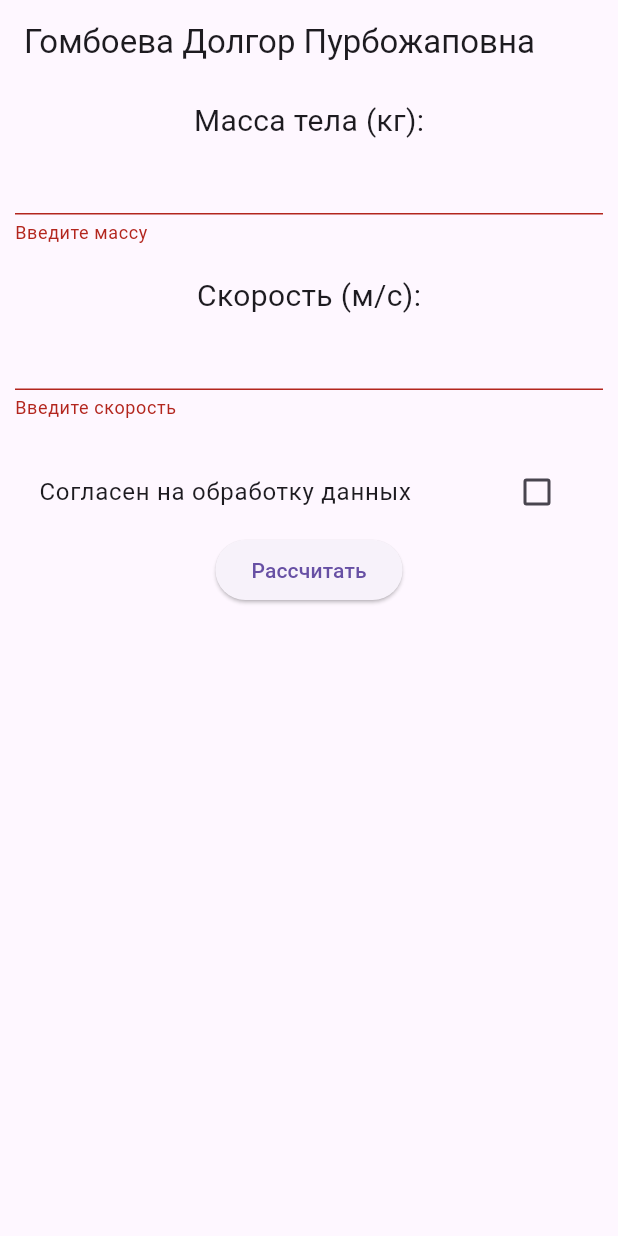
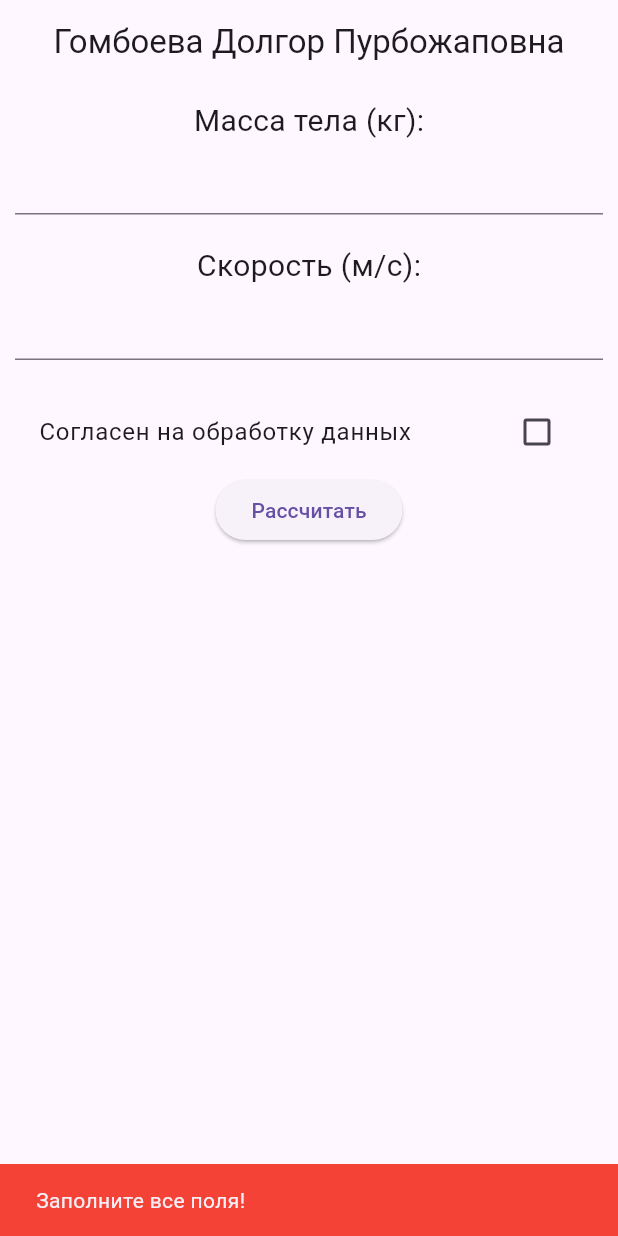
Before and after one commit to 00gomboevaa00-hash/kinetic_energy, a Flutter app: the screen it shows after launch, after a tap on "Рассчитать", on a phone screen of 412 x 824 dp. Run offline on Flutter 3.47's test engine with Material 3 defaults, Android fonts, the phone set to English and light mode, and no system bars; our stand-ins replace flutter_bloc.

Commit message:
лабораторная 4

```diff
--- a/lib/main.dart
+++ b/lib/main.dart
@@ -1,4 +1,5 @@
 import 'package:flutter/material.dart';
+import 'screens/main_screen_provider.dart';
 
 void main() {
   runApp(const MyApp());
@@ -10,149 +11,9 @@ class MyApp extends StatelessWidget {
   @override
   Widget build(BuildContext context) {
     return MaterialApp(
-      title: 'Кинетическая энергия',
-      home: const FirstScreen(),
+      title: 'Кинетическая энергия (Cubit)',
+      debugShowCheckedModeBanner: false,
+      home: const MainScreenProvider(),
     );
   }
 }
-
-// ==================== ПЕРВЫЙ ЭКРАН ====================
-class FirstScreen extends StatefulWidget {
-  const FirstScreen({super.key});
-
-  @override
-  State<FirstScreen> createState() => _FirstScreenState();
-}
-
-class _FirstScreenState extends State<FirstScreen> {
-  final _formKey = GlobalKey<FormState>();
-  final _massController = TextEditingController();
-  final _velocityController = TextEditingController();
-  bool _agreement = false;
-
-  @override
-  void dispose() {
-    _massController.dispose();
-    _velocityController.dispose();
-    super.dispose();
-  }
-
-  @override
-  Widget build(BuildContext context) {
-    return Scaffold(
-      appBar: AppBar(
-        title: const Text('Гомбоева Долгор Пурбожаповна'), // Замените на своё ФИО
-      ),
-      body: Container(
-        padding: const EdgeInsets.all(10.0),
-        child: Form(
-          key: _formKey,
-          child: Column(
-            children: <Widget>[
-              const Text(
-                'Масса тела (кг):',
-                style: TextStyle(fontSize: 20.0),
-              ),
-              TextFormField(
-                controller: _massController,
-                keyboardType: TextInputType.number,
-                validator: (value) {
-                  if (value!.isEmpty) return 'Введите массу';
-                  if (double.tryParse(value) == null) return 'Введите число';
-                  if (double.parse(value) <= 0) return 'Масса > 0';
-                  return null;
-                },
-              ),
-              const SizedBox(height: 20.0),
-
-              const Text(
-                'Скорость (м/с):',
-                style: TextStyle(fontSize: 20.0),
-              ),
-              TextFormField(
-                controller: _velocityController,
-                keyboardType: TextInputType.number,
-                validator: (value) {
-                  if (value!.isEmpty) return 'Введите скорость';
-                  if (double.tryParse(value) == null) return 'Введите число';
-                  return null;
-                },
-              ),
-              const SizedBox(height: 20.0),
-
-              CheckboxListTile(
-                value: _agreement,
-                title: const Text('Согласен на обработку данных'),
-                onChanged: (bool? value) {
-                  setState(() {
-                    _agreement = value!;
-                  });
-                },
-              ),
-
-              ElevatedButton(
-                onPressed: () {
-                  if (_formKey.currentState!.validate()) {
-                    if (!_agreement) {
-                      ScaffoldMessenger.of(context).showSnackBar(
-                        const SnackBar(
-                          content: Text('Поставьте галочку согласия'),
-                        ),
-                      );
-                      return;
-                    }
-                    Navigator.push(
-                      context,
-                      MaterialPageRoute(
-                        builder: (context) => SecondScreen(
-                          mass: double.parse(_massController.text),
-                          velocity: double.parse(_velocityController.text),
-                        ),
-                      ),
-                    );
-                  }
-                },
-                child: const Text('Рассчитать'),
-              ),
-            ],
-          ),
-        ),
-      ),
-    );
-  }
-}
-
-// ==================== ВТОРОЙ ЭКРАН ====================
-class SecondScreen extends StatelessWidget {
-  final double mass;
-  final double velocity;
-
-  const SecondScreen({super.key, required this.mass, required this.velocity});
-
-  @override
-  Widget build(BuildContext context) {
-    double energy = (mass * velocity * velocity) / 2;
-
-    return Scaffold(
-      appBar: AppBar(title: const Text('Результат')),
-      body: Container(
-        padding: const EdgeInsets.all(10.0),
-        child: Column(
-          children: <Widget>[
-            Text(
-              'Кинетическая энергия: $energy Дж',
-              style: const TextStyle(fontSize: 20.0),
-            ),
-            const SizedBox(height: 20.0),
-            ElevatedButton(
-              onPressed: () {
-                Navigator.pop(context);
-              },
-              child: const Text('Назад'),
-            ),
-          ],
-        ),
-      ),
-    );
-  }
-}
--- /dev/null
+++ b/lib/screens/cubit/main_screen_cubit.dart
@@ -0,0 +1,47 @@
+import 'package:flutter_bloc/flutter_bloc.dart';
+import 'main_screen_state.dart';
+
+class MainScreenCubit extends Cubit<MainScreenState> {
+  MainScreenCubit() : super(MainScreenInitialState());
+
+  void calculateEnergy({
+    required String massStr,
+    required String velocityStr,
+    required bool agreement,
+  }) {
+    if (massStr.isEmpty || velocityStr.isEmpty) {
+      emit(MainScreenErrorState('Заполните все поля!'));
+      return;
+    }
+
+    if (!agreement) {
+      emit(MainScreenErrorState('Поставьте галочку согласия!'));
+      return;
+    }
+
+    double? mass = double.tryParse(massStr);
+    double? velocity = double.tryParse(velocityStr);
+
+    if (mass == null || velocity == null) {
+      emit(MainScreenErrorState('Введите корректные числа!'));
+      return;
+    }
+
+    if (mass <= 0) {
+      emit(MainScreenErrorState('Масса должна быть больше 0!'));
+      return;
+    }
+
+    double energy = (mass * velocity * velocity) / 2;
+
+    emit(MainScreenResultState(
+      mass: mass,
+      velocity: velocity,
+      energy: energy,
+    ));
+  }
+
+  void reset() {
+    emit(MainScreenInitialState());
+  }
+}
--- /dev/null
+++ b/lib/screens/cubit/main_screen_state.dart
@@ -0,0 +1,20 @@
+abstract class MainScreenState {}
+
+class MainScreenInitialState extends MainScreenState {}
+
+class MainScreenResultState extends MainScreenState {
+  final double mass;
+  final double velocity;
+  final double energy;
+
+  MainScreenResultState({
+    required this.mass,
+    required this.velocity,
+    required this.energy,
+  });
+}
+
+class MainScreenErrorState extends MainScreenState {
+  final String message;
+  MainScreenErrorState(this.message);
+}
--- /dev/null
+++ b/lib/screens/main_screen.dart
@@ -0,0 +1,110 @@
+import 'package:flutter/material.dart';
+import 'package:flutter_bloc/flutter_bloc.dart';
+import 'cubit/main_screen_cubit.dart';
+import 'cubit/main_screen_state.dart';
+
+class MainScreen extends StatefulWidget {
+  const MainScreen({super.key});
+
+  @override
+  State<MainScreen> createState() => _MainScreenState();
+}
+
+class _MainScreenState extends State<MainScreen> {
+  final _massController = TextEditingController();
+  final _velocityController = TextEditingController();
+  bool _agreement = false;
+
+  @override
+  void dispose() {
+    _massController.dispose();
+    _velocityController.dispose();
+    super.dispose();
+  }
+
+  @override
+  Widget build(BuildContext context) {
+    return Scaffold(
+      appBar: AppBar(
+        title: const Text('Гомбоева Долгор Пурбожаповна'), // Замени на свое ФИО
+        centerTitle: true,
+      ),
+      body: BlocConsumer<MainScreenCubit, MainScreenState>(
+        listener: (context, state) {
+          if (state is MainScreenErrorState) {
+            ScaffoldMessenger.of(context).showSnackBar(
+              SnackBar(content: Text(state.message), backgroundColor: Colors.red),
+            );
+          }
+        },
+        builder: (context, state) {
+          if (state is MainScreenResultState) {
+            return _buildResultScreen(context, state);
+          }
+          return _buildInputForm(context);
+        },
+      ),
+    );
+  }
+
+  Widget _buildInputForm(BuildContext context) {
+    return Container(
+      padding: const EdgeInsets.all(10.0),
+      child: Column(
+        children: <Widget>[
+          const Text('Масса тела (кг):', style: TextStyle(fontSize: 20.0)),
+          TextFormField(controller: _massController, keyboardType: TextInputType.number),
+          const SizedBox(height: 20.0),
+          const Text('Скорость (м/с):', style: TextStyle(fontSize: 20.0)),
+          TextFormField(controller: _velocityController, keyboardType: TextInputType.number),
+          const SizedBox(height: 20.0),
+          CheckboxListTile(
+            value: _agreement,
+            title: const Text('Согласен на обработку данных'),
+            onChanged: (bool? value) {
+              setState(() { _agreement = value!; });
+            },
+          ),
+          ElevatedButton(
+            onPressed: () {
+              context.read<MainScreenCubit>().calculateEnergy(
+                massStr: _massController.text,
+                velocityStr: _velocityController.text,
+                agreement: _agreement,
+              );
+            },
+            child: const Text('Рассчитать'),
+          ),
+        ],
+      ),
+    );
+  }
+
+  Widget _buildResultScreen(BuildContext context, MainScreenResultState state) {
+    return Container(
+      padding: const EdgeInsets.all(10.0),
+      child: Column(
+        mainAxisAlignment: MainAxisAlignment.center,
+        children: <Widget>[
+          Text(
+            'Кинетическая энергия: ${state.energy.toStringAsFixed(2)} Дж',
+            style: const TextStyle(fontSize: 22.0, fontWeight: FontWeight.bold),
+            textAlign: TextAlign.center,
+          ),
+          const SizedBox(height: 20.0),
+          Text('Масса: ${state.mass} кг, Скорость: ${state.velocity} м/с'),
+          const SizedBox(height: 30.0),
+          ElevatedButton(
+            onPressed: () {
+              _massController.clear();
+              _velocityController.clear();
+              setState(() { _agreement = false; });
+              context.read<MainScreenCubit>().reset();
+            },
+            child: const Text('Назад'),
+          ),
+        ],
+      ),
+    );
+  }
+}
--- /dev/null
+++ b/lib/screens/main_screen_provider.dart
@@ -0,0 +1,16 @@
+import 'package:flutter/material.dart';
+import 'package:flutter_bloc/flutter_bloc.dart';
+import 'cubit/main_screen_cubit.dart';
+import 'main_screen.dart';
+
+class MainScreenProvider extends StatelessWidget {
+  const MainScreenProvider({super.key});
+
+  @override
+  Widget build(BuildContext context) {
+    return BlocProvider<MainScreenCubit>(
+      create: (context) => MainScreenCubit(),
+      child: const MainScreen(),
+    );
+  }
+}
--- a/pubspec.yaml
+++ b/pubspec.yaml
@@ -30,10 +30,8 @@ environment:
 dependencies:
   flutter:
     sdk: flutter
-
-  # The following adds the Cupertino Icons font to your application.
-  # Use with the CupertinoIcons class for iOS style icons.
   cupertino_icons: ^1.0.8
+  flutter_bloc: ^8.1.6
 
 dev_dependencies:
   flutter_test:
```
Also changed, not shown: pubspec.lock.
